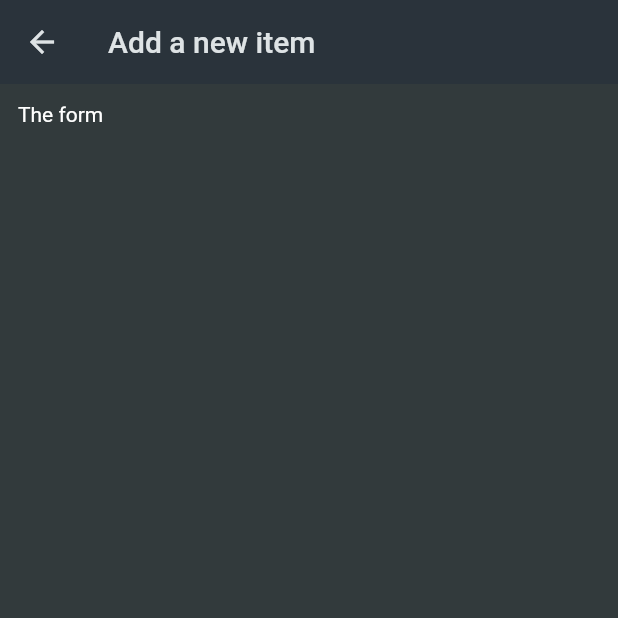
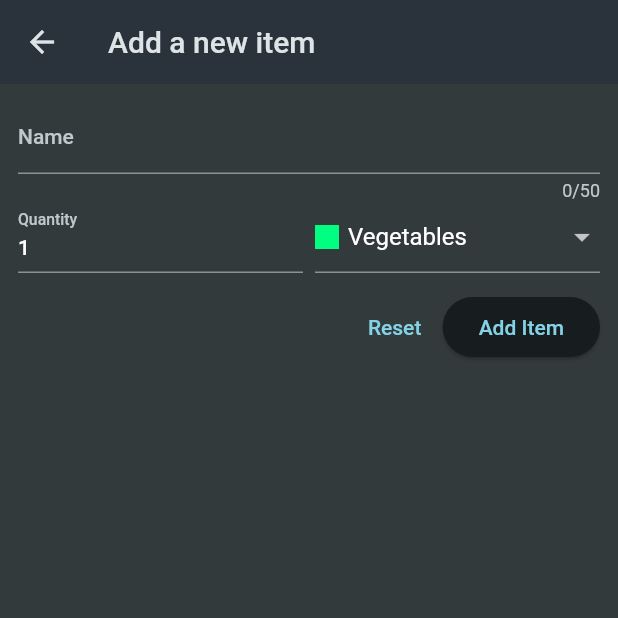
Before and after one commit to tranzi90/shopping_list, a Flutter app: the NewItem screen opened directly, on a phone screen of 412 x 824 dp, the top half of it. Run offline on Flutter 3.47's test engine with Material 2 defaults, Android fonts, the light colour scheme and no system bars.

```diff
--- a/lib/main.dart
+++ b/lib/main.dart
@@ -1,6 +1,6 @@
 import 'package:flutter/material.dart';
-import 'package:shopping_list/data/dummy_items.dart';
-import 'package:shopping_list/screens/groceries.dart';
+
+import 'package:shopping_list/widgets/grocery_list.dart';
 
 void main() {
   runApp(const MyApp());
@@ -23,7 +23,7 @@ class MyApp extends StatelessWidget {
         ),
         scaffoldBackgroundColor: const Color.fromARGB(255, 50, 58, 60),
       ),
-      home: GroceriesScreen(groceries: groceryItems),
+      home: const GroceryList(),
     );
   }
 }
--- a/lib/widgets/new_item.dart
+++ b/lib/widgets/new_item.dart
@@ -1,4 +1,11 @@
+import 'dart:convert';
+
 import 'package:flutter/material.dart';
+import 'package:http/http.dart' as http;
+
+import 'package:shopping_list/data/categories.dart';
+import 'package:shopping_list/models/category.dart';
+import 'package:shopping_list/models/grocery_item.dart';
 
 class NewItem extends StatefulWidget {
   const NewItem({super.key});
@@ -10,6 +17,51 @@ class NewItem extends StatefulWidget {
 }
 
 class _NewItemState extends State<NewItem> {
+  final _formKey = GlobalKey<FormState>();
+  var _enteredName = '';
+  var _enteredQuantity = 1;
+  var _selectedCategory = categories[Categories.vegetables]!;
+  var _isSending = false;
+
+  void _saveItem() async {
+    if (_formKey.currentState!.validate()) {
+      _formKey.currentState!.save();
+      setState(() {
+        _isSending = true;
+      });
+      final url = Uri.https(
+          'flutter-prep-default-rtdb.firebaseio.com', 'shopping-list.json');
+      final response = await http.post(
+        url,
+        headers: {
+          'Content-Type': 'application/json',
+        },
+        body: json.encode(
+          {
+            'name': _enteredName,
+            'quantity': _enteredQuantity,
+            'category': _selectedCategory.title,
+          },
+        ),
+      );
+
+      final Map<String, dynamic> resData = json.decode(response.body);
+
+      if (!context.mounted) {
+        return;
+      }
+
+      Navigator.of(context).pop(
+        GroceryItem(
+          id: resData['name'],
+          name: _enteredName,
+          quantity: _enteredQuantity,
+          category: _selectedCategory,
+        ),
+      );
+    }
+  }
+
   @override
   Widget build(BuildContext context) {
     return Scaffold(
@@ -18,7 +70,112 @@ class _NewItemState extends State<NewItem> {
       ),
       body: Padding(
         padding: const EdgeInsets.all(12),
-        child: Text('The form'),
+        child: Form(
+          key: _formKey,
+          child: Column(
+            children: [
+              TextFormField(
+                maxLength: 50,
+                decoration: const InputDecoration(
+                  label: Text('Name'),
+                ),
+                validator: (value) {
+                  if (value == null ||
+                      value.isEmpty ||
+                      value.trim().length <= 1 ||
+                      value.trim().length > 50) {
+                    return 'Must be between 1 and 50 characters.';
+                  }
+                  return null;
+                },
+                onSaved: (value) {
+                  // if (value == null) {
+                  //   return;
+                  // }
+                  _enteredName = value!;
+                },
+              ), // instead of TextField()
+              Row(
+                crossAxisAlignment: CrossAxisAlignment.end,
+                children: [
+                  Expanded(
+                    child: TextFormField(
+                      decoration: const InputDecoration(
+                        label: Text('Quantity'),
+                      ),
+                      keyboardType: TextInputType.number,
+                      initialValue: _enteredQuantity.toString(),
+                      validator: (value) {
+                        if (value == null ||
+                            value.isEmpty ||
+                            int.tryParse(value) == null ||
+                            int.tryParse(value)! <= 0) {
+                          return 'Must be a valid, positive number.';
+                        }
+                        return null;
+                      },
+                      onSaved: (value) {
+                        _enteredQuantity = int.parse(value!);
+                      },
+                    ),
+                  ),
+                  const SizedBox(width: 8),
+                  Expanded(
+                    child: DropdownButtonFormField(
+                      value: _selectedCategory,
+                      items: [
+                        for (final category in categories.entries)
+                          DropdownMenuItem(
+                            value: category.value,
+                            child: Row(
+                              children: [
+                                Container(
+                                  width: 16,
+                                  height: 16,
+                                  color: category.value.color,
+                                ),
+                                const SizedBox(width: 6),
+                                Text(category.value.title),
+                              ],
+                            ),
+                          ),
+                      ],
+                      onChanged: (value) {
+                        setState(() {
+                          _selectedCategory = value!;
+                        });
+                      },
+                    ),
+                  ),
+                ],
+              ),
+              const SizedBox(height: 12),
+              Row(
+                mainAxisAlignment: MainAxisAlignment.end,
+                children: [
+                  TextButton(
+                    onPressed: _isSending
+                        ? null
+                        : () {
+                            _formKey.currentState!.reset();
+                          },
+                    child: const Text('Reset'),
+                  ),
+                  ElevatedButton(
+                    onPressed: _isSending ? null : _saveItem,
+                    child: _isSending
+                        ? const SizedBox(
+                            height: 16,
+                            width: 16,
+                            child: CircularProgressIndicator(),
+                          )
+                        : const Text('Add Item'),
+                  )
+                ],
+              ),
+            ],
+          ),
+        ),
       ),
     );
   }
--- a/pubspec.yaml
+++ b/pubspec.yaml
@@ -35,7 +35,7 @@ dependencies:
   # The following adds the Cupertino Icons font to your application.
   # Use with the CupertinoIcons class for iOS style icons.
   cupertino_icons: ^1.0.2
-  http: ^1.1.0
+  http: ^0.13.5
 
 dev_dependencies:
   flutter_test:
```
